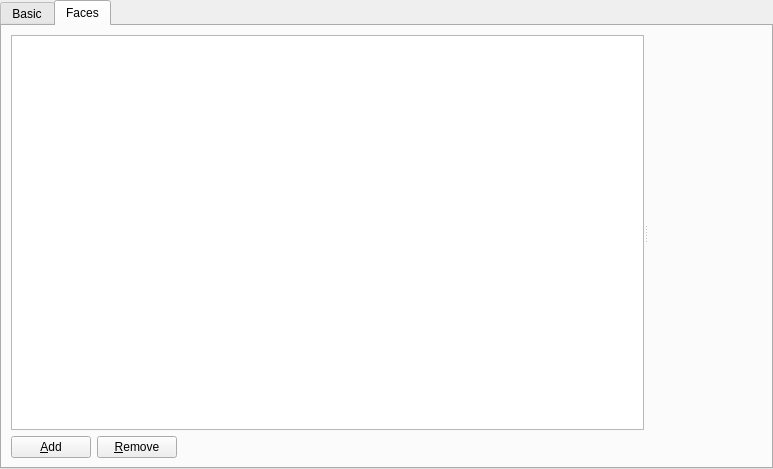
i-RIC/prepost-gui, file libs/post/post3d/datamodel/private/post3dwindownodevectorarrowgroupdataitem_settingeditwidget.ui: the form before one commit.
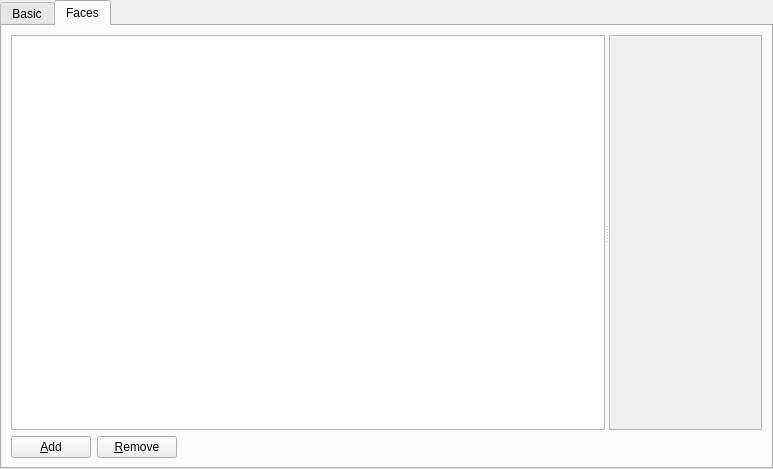
The form after the commit. The open tabs and pages were chosen to show the change. Custom widgets are drawn as their Qt base class.

Commit message: Improvement: Post3d window arrows dialog now has scroll bar.

What changed in the file:
```diff
--- a/libs/post/post3d/datamodel/private/post3dwindownodevectorarrowgroupdataitem_settingeditwidget.ui
+++ b/libs/post/post3d/datamodel/private/post3dwindownodevectorarrowgroupdataitem_settingeditwidget.ui
@@ -93,7 +93,19 @@
            </sizepolicy>
           </property>
          </widget>
-         <widget class="QWidget" name="layoutWidget2">
+         <widget class="QScrollArea" name="scrollArea">
+          <property name="widgetResizable">
+           <bool>true</bool>
+          </property>
+          <widget class="QWidget" name="scrollAreaWidgetContents_2">
+           <property name="geometry">
+            <rect>
+             <x>0</x>
+             <y>0</y>
+             <width>124</width>
+             <height>393</height>
+            </rect>
+           </property>
           <layout class="QHBoxLayout" name="horizontalLayout_2">
            <item>
             <layout class="QVBoxLayout" name="verticalLayout_3">
@@ -142,6 +154,7 @@
             </layout>
            </item>
           </layout>
+          </widget>
          </widget>
         </widget>
        </item>
```
Lines whose indentation alone changed are shown as unchanged. The commit also changes 1 other file.
